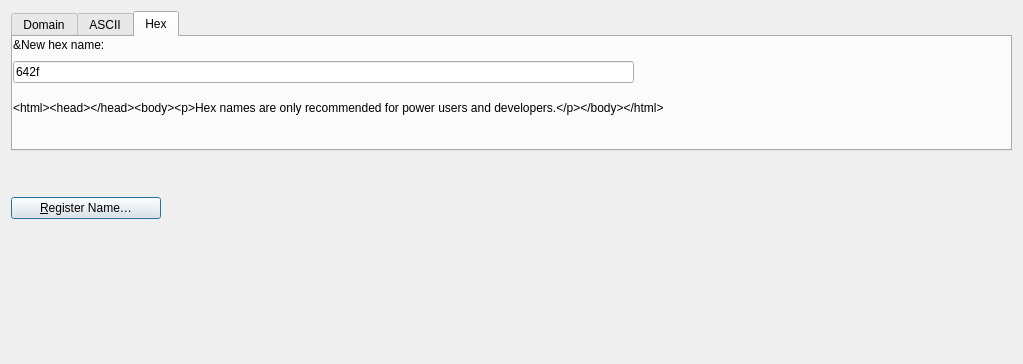
This is src/qt/forms/buynamespage.ui in junekomeiji/namecoin-core as Qt 5 draws it before an edit. The edited form follows.
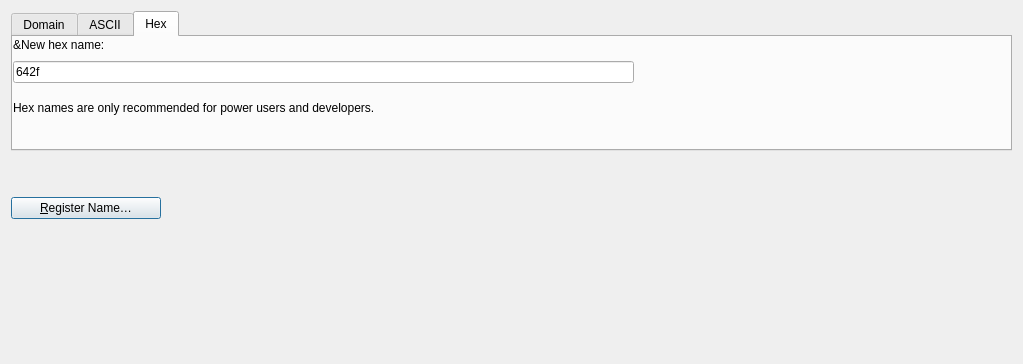
This is the edited form. The open tabs and pages were chosen to show the change. Icons and pictures are not drawn. Custom widgets are drawn as their Qt base class.

Commit message: updated, but hexnames don't work fully

```diff
--- a/src/qt/forms/buynamespage.ui
+++ b/src/qt/forms/buynamespage.ui
@@ -250,7 +250,7 @@
         </sizepolicy>
        </property>
        <property name="text">
-        <string>&lt;html&gt;&lt;head/&gt;&lt;body&gt;&lt;p&gt;Hex names are only recommended for power users and developers.&lt;/p&gt;&lt;/body&gt;&lt;/html&gt;</string>
+           <string>Hex names are only recommended for power users and developers.</string>
        </property>
        <property name="textFormat">
         <enum>Qt::PlainText</enum>
```
The commit also changes 1 other file.
